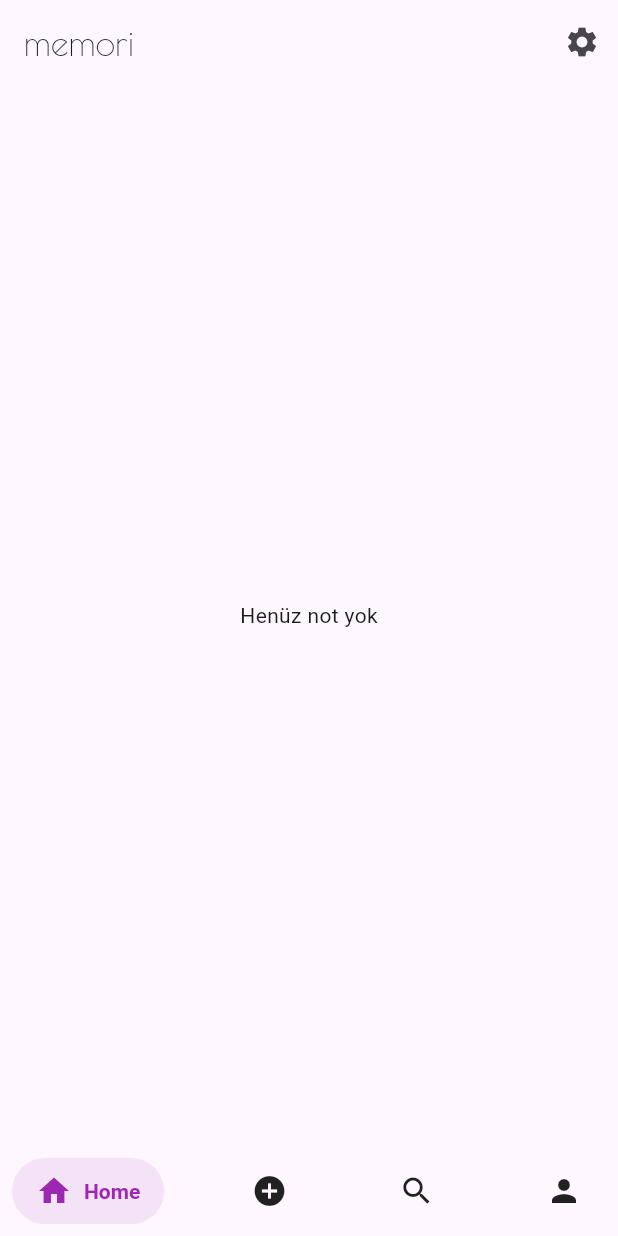
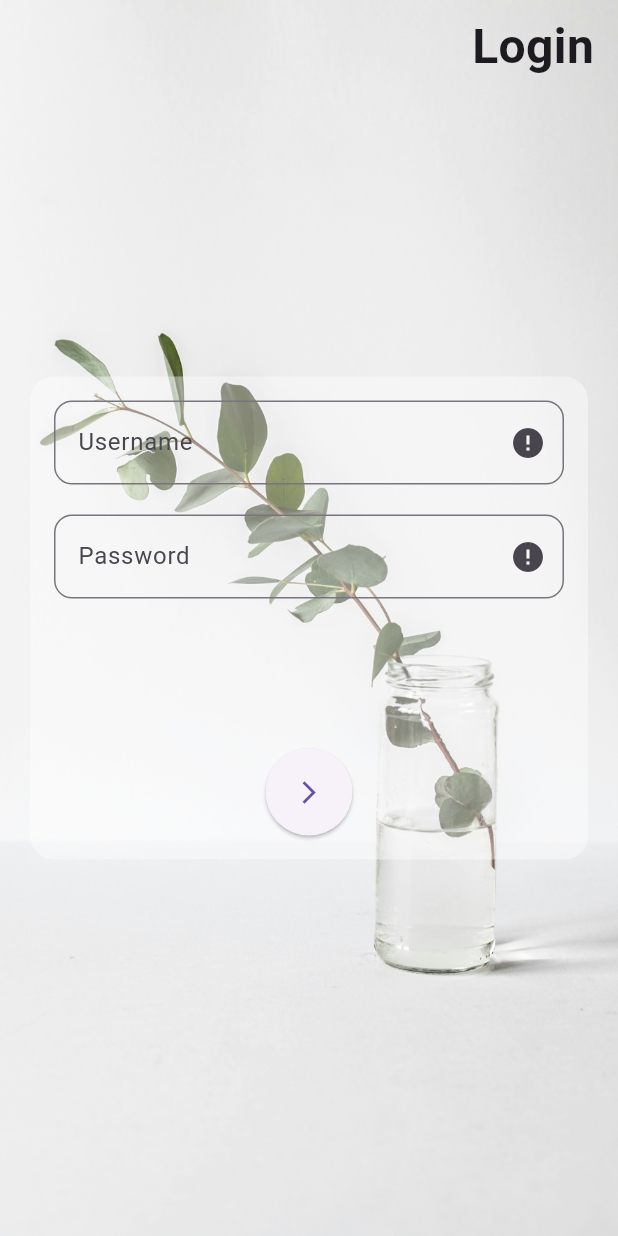
Before and after one commit to emirdmg/Memori-AI-Powered-Note-Taking-App, a Flutter app: the screen it shows after launch, on a phone screen of 412 x 824 dp. Run offline on Flutter 3.47's test engine with Material 3 defaults, Android fonts, the phone set to English and light mode, and no system bars; drawn by our look-alikes of salomon_bottom_bar; our stand-ins replace flutter_svg, shared_preferences.

Commit message:
login page ui fixed

```diff
--- a/lib/main.dart
+++ b/lib/main.dart
@@ -1,5 +1,7 @@
 import 'package:flutter/material.dart';
 import 'package:memori_ai/navigation_page.dart';
+import 'package:memori_ai/screens/login_page.dart';
+import 'package:memori_ai/screens/splash_screen.dart';
 
 void main() {
   runApp(const MyApp());
@@ -13,9 +15,7 @@ class MyApp extends StatelessWidget {
     return MaterialApp(
       debugShowCheckedModeBanner: false,
       theme: ThemeData(),
-      home: Scaffold(
-        body: GoogleBottomBar(),
-      )
+      home: LoginPage(),
     );
   }
 }
--- /dev/null
+++ b/lib/screens/login_page.dart
@@ -0,0 +1,155 @@
+import 'package:flutter/material.dart';
+
+class LoginPage extends StatefulWidget {
+  const LoginPage({super.key});
+
+  @override
+  State<LoginPage> createState() => _LoginPageState();
+}
+
+class _LoginPageState extends State<LoginPage> {
+  var formKey = GlobalKey<FormState>();
+  var tfUsername = TextEditingController();
+  var tfPassword = TextEditingController();
+  bool _isValid = false;
+  @override
+  Widget build(BuildContext context) {
+    return Scaffold(
+
+      body: SafeArea(
+        child: Stack(
+          children: [
+            Positioned.fill(
+              child: Image.asset(
+                'assets/images/login_bg.png',
+                fit: BoxFit.cover,
+              ),
+            ),
+            Positioned(
+              top: 8,
+              right: 16,
+              child: Text(
+                'Login',
+                style: TextStyle(fontSize: 32, fontWeight: FontWeight.bold),
+              ),
+            ),
+            Center(
+              child: Column(
+                mainAxisAlignment: MainAxisAlignment.center,
+                children: [
+                  Padding(
+                    padding: const EdgeInsets.all(20.0),
+                    child: Container(
+                      padding: const EdgeInsets.all(16),
+                      decoration: BoxDecoration(
+                        color: Colors.white.withOpacity(0.40),
+                        borderRadius: BorderRadius.circular(16)
+                      ),
+                      child: Form(
+                        key: formKey,
+                        child: Column(
+                          children: [
+                            Padding(
+                              padding: const EdgeInsets.only(bottom: 20.0),
+                              child: TextFormField(
+                                controller: tfUsername,
+                                decoration: InputDecoration(
+                                  labelText: 'Username',
+                                  border: OutlineInputBorder(
+                                    borderRadius: BorderRadius.circular(12),
+                                  ),
+                                  suffixIcon: _isValid
+                                      ? SizedBox(height: 0)
+                                      : Icon(Icons.error),
+                                ),
+                                validator: (tfInput) {
+                                  if (tfInput!.isEmpty) {
+                                    setState(() {
+                                      _isValid = false;
+                                    });
+                                    return "Please enter username!";
+                                  } else {
+                                    setState(() {
+                                      _isValid = true;
+                                    });
+                                    return null;
+                                  }
+                                },
+                              ),
+                            ),
+                            TextFormField(
+                              // initialValue: 'Password',
+                              controller: tfPassword,
+                              obscureText: true,
+                              decoration: InputDecoration(
+                                labelText: 'Password',
+                                // errorText: 'Error',
+                                border: OutlineInputBorder(
+                                  borderRadius: BorderRadius.circular(12),
+                                ),
+                                suffixIcon: _isValid
+                                    ? SizedBox(height: 0)
+                                    : Icon(Icons.error),
+                              ),
+                              validator: (tfInput) {
+                                if (tfInput!.isEmpty) {
+                                  setState(() {
+                                    _isValid = false;
+                                  });
+                                  return "Please enter password!";
+                                } else if (tfInput.length < 6) {
+                                  setState(() {
+                                    _isValid = false;
+                                  });
+                                  return "Password must be at least 6 characters.";
+                                } else {
+                                  setState(() {
+                                    _isValid = true;
+                                  });
+                                  return null;
+                                }
+                              },
+                              onChanged: (tfInput) {
+                                if (tfInput.length >= 6) {
+                                  setState(() {
+                                    _isValid = true;
+                                  });
+                                }
+                              },
+                            ),
+                            Padding(
+                              padding: const EdgeInsets.only(top: 100),
+                              child: ElevatedButton(
+                                style: ElevatedButton.styleFrom(
+                                  shape: CircleBorder(),
+                                  padding: const EdgeInsets.all(20),
+                                  backgroundColor: _isValid ? Colors.green : null,
+                                ),
+                                child: Icon(Icons.arrow_forward_ios),
+                                onPressed: () {
+                                  bool loginResult = formKey.currentState!
+                                      .validate();
+                                  if (loginResult) {
+                                    String _username = tfUsername.text.trim();
+                                    String _password = tfPassword.text.trim();
+                                    print(
+                                      "username: $_username, password: $_password",
+                                    );
+                                  }
+                                },
+                              ),
+                            ),
+                          ],
+                        ),
+                      ),
+                    ),
+                  ),
+                ],
+              ),
+            ),
+          ],
+        ),
+      ),
+    );
+  }
+}
--- a/pubspec.yaml
+++ b/pubspec.yaml
@@ -69,6 +69,7 @@ flutter:
 
   assets:
     - assets/icons/
+    - assets/images/
 
   # To add assets to your application, add an assets section, like this:
   # assets:
```
Also changed, not shown: lib/screens/splash_screen.dart (added, +25 -0 lines), assets/images/login_bg.png (added), 6 other files.
